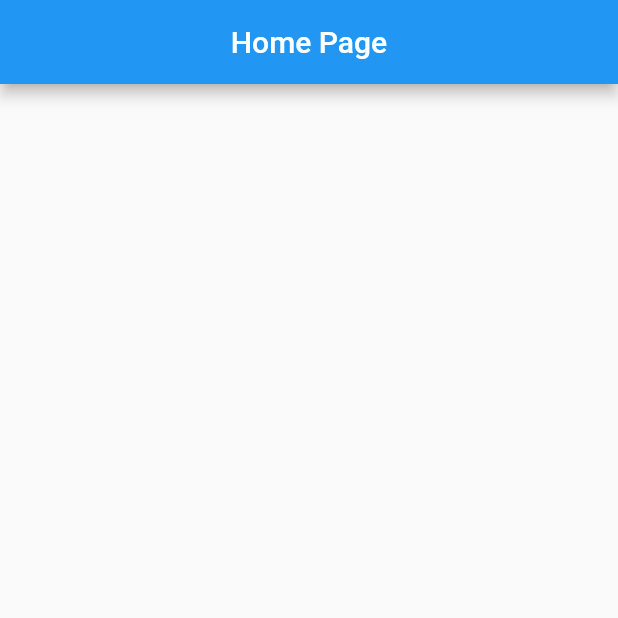
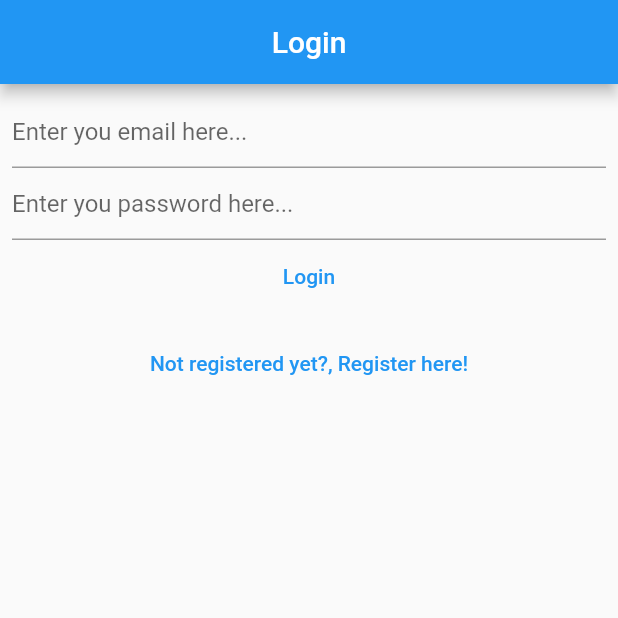
Before and after one commit to 0samaAli2022/bloc_state_management, a Flutter app: the screen it shows after launch, on a phone screen of 412 x 824 dp, the top half of it. Run offline on Flutter 3.47's test engine with Material 2 defaults, Android fonts, the phone set to English and light mode, and no system bars; our stand-ins replace firebase_auth, firebase_core, firebase_storage, flutter_bloc, flutter_hooks, image_picker; missing offline and left inert: firebase_app_check; accounts and stored records are empty.

Commit message:
step-6 added UI

```diff
--- /dev/null
+++ b/lib/extensions/if_dubugging.dart
@@ -0,0 +1,5 @@
+import 'package:flutter/foundation.dart' show kDebugMode;
+
+extension IfDebugging on String {
+  String? get ifDebugging => kDebugMode ? this : null;
+}
--- /dev/null
+++ b/lib/loading/loading_screen_controller.dart
@@ -0,0 +1,15 @@
+import 'package:flutter/foundation.dart' show immutable;
+
+typedef CloseLoadingScreen = bool Function();
+typedef UpdateLoadingScreen = bool Function(String text);
+
+@immutable
+class LoadingScreenController {
+  final CloseLoadingScreen close;
+  final UpdateLoadingScreen update;
+
+  const LoadingScreenController({
+    required this.close,
+    required this.update,
+  });
+}
--- a/lib/main.dart
+++ b/lib/main.dart
@@ -1,4 +1,6 @@
 import 'package:bloc_state_management/firebase_options.dart';
+import 'package:bloc_state_management/views/app.dart';
+import 'package:firebase_app_check/firebase_app_check.dart';
 import 'package:flutter/material.dart';
 import 'package:firebase_core/firebase_core.dart';
 
@@ -7,37 +9,16 @@ void main() async {
   await Firebase.initializeApp(
     options: DefaultFirebaseOptions.currentPlatform,
   );
+  await FirebaseAppCheck.instance.activate(
+    webRecaptchaSiteKey: 'recaptcha-v3-site-key',
+    // Default provider for Android is the Play Integrity provider. You can use the "AndroidProvider" enum to choose
+    // your preferred provider. Choose from:
+    // 1. debug provider
+    // 2. safety net provider
+    // 3. play integrity provider
+    androidProvider: AndroidProvider.debug,
+  );
   runApp(
     const App(),
   );
 }
-
-class App extends StatelessWidget {
-  const App({
-    super.key,
-  });
-
-  @override
-  Widget build(BuildContext context) {
-    return MaterialApp(
-      title: 'bloc_state_management',
-      theme: ThemeData(primarySwatch: Colors.blue),
-      debugShowCheckedModeBanner: false,
-      home: const HomePage(),
-    );
-  }
-}
-
-class HomePage extends StatelessWidget {
-  const HomePage({super.key});
-
-  @override
-  Widget build(BuildContext context) {
-    return Scaffold(
-      appBar: AppBar(
-        title: const Text('Home Page'),
-        centerTitle: true,
-      ),
-    );
-  }
-}
--- /dev/null
+++ b/lib/views/app.dart
@@ -0,0 +1,65 @@
+import 'package:flutter/material.dart';
+import 'package:flutter_bloc/flutter_bloc.dart';
+import 'package:bloc_state_management/bloc/app_bloc.dart';
+import 'package:bloc_state_management/bloc/app_event.dart';
+import 'package:bloc_state_management/bloc/app_state.dart';
+import 'package:bloc_state_management/dialogs/show_auth_error.dart';
+import 'package:bloc_state_management/loading/loading_screen.dart';
+import 'package:bloc_state_management/views/login_view.dart';
+import 'package:bloc_state_management/views/photo_gallery_view.dart';
+import 'package:bloc_state_management/views/register_view.dart';
+
+class App extends StatelessWidget {
+  const App({
+    Key? key,
+  }) : super(key: key);
+
+  @override
+  Widget build(BuildContext context) {
+    return BlocProvider<AppBloc>(
+      create: (_) => AppBloc()
+        ..add(
+          const AppEventInitialize(),
+        ),
+      child: MaterialApp(
+        title: 'Photo Library',
+        theme: ThemeData(
+          primarySwatch: Colors.blue,
+        ),
+        debugShowCheckedModeBanner: false,
+        home: BlocConsumer<AppBloc, AppState>(
+          listener: (context, appState) {
+            if (appState.isLoading) {
+              LoadingScreen.instance().show(
+                context: context,
+                text: 'Loading...',
+              );
+            } else {
+              LoadingScreen.instance().hide();
+            }
+
+            final authError = appState.authError;
+            if (authError != null) {
+              showAuthError(
+                authError: authError,
+                context: context,
+              );
+            }
+          },
+          builder: (context, appState) {
+            if (appState is AppStateLoggedOut) {
+              return const LoginView();
+            } else if (appState is AppStateLoggedIn) {
+              return const PhotoGalleryView();
+            } else if (appState is AppStateInRegisterationView) {
+              return const RegisterView();
+            } else {
+              // this should never happen
+              return Container();
+            }
+          },
+        ),
+      ),
+    );
+  }
+}
--- /dev/null
+++ b/lib/views/login_view.dart
@@ -0,0 +1,71 @@
+import 'package:bloc_state_management/bloc/app_bloc.dart';
+import 'package:bloc_state_management/bloc/app_event.dart';
+import 'package:bloc_state_management/extensions/if_dubugging.dart';
+import 'package:flutter/material.dart';
+import 'package:flutter_bloc/flutter_bloc.dart';
+import 'package:flutter_hooks/flutter_hooks.dart';
+
+class LoginView extends HookWidget {
+  const LoginView({super.key});
+  @override
+  Widget build(BuildContext context) {
+    final emailController =
+        useTextEditingController(text: 'osama@gmail.com'.ifDebugging);
+    final passwordController =
+        useTextEditingController(text: '12345678'.ifDebugging);
+    return Scaffold(
+      appBar: AppBar(
+        title: const Text('Login'),
+        centerTitle: true,
+      ),
+      body: Padding(
+        padding: const EdgeInsets.all(8.0),
+        child: Column(
+          crossAxisAlignment: CrossAxisAlignment.center,
+          children: [
+            TextField(
+              controller: emailController,
+              keyboardType: TextInputType.emailAddress,
+              keyboardAppearance: Brightness.dark,
+              decoration: const InputDecoration(
+                hintText: 'Enter you email here...',
+              ),
+            ),
+            TextField(
+              controller: passwordController,
+              keyboardAppearance: Brightness.dark,
+              obscureText: true,
+              decoration: const InputDecoration(
+                hintText: 'Enter you password here...',
+              ),
+            ),
+            TextButton(
+              onPressed: () {
+                final email = emailController.text;
+                final password = passwordController.text;
+                context.read<AppBloc>().add(
+                      AppEventLogIn(
+                        email: email,
+                        password: password,
+                      ),
+                    );
+              },
+              child: const Text('Login'),
+            ),
+            const SizedBox(
+              height: 10,
+            ),
+            TextButton(
+              onPressed: () {
+                context.read<AppBloc>().add(
+                      const AppEventGoToRegistration(),
+                    );
+              },
+              child: const Text('Not registered yet?, Register here!'),
+            ),
+          ],
+        ),
+      ),
+    );
+  }
+}
--- a/pubspec.yaml
+++ b/pubspec.yaml
@@ -44,6 +44,7 @@ dependencies:
   firebase_auth: ^4.4.1
   image_picker: ^0.8.7+2
   uuid: ^3.0.7
+  firebase_app_check: ^0.1.2+1
 
 dev_dependencies:
   flutter_test:
```
Also changed, not shown: lib/dialogs/delete_account_dialog.dart (added, +19 -0 lines), lib/dialogs/generic_dialog.dart (added, +34 -0 lines), lib/dialogs/log_out_dialog.dart (added, +16 -0 lines), lib/dialogs/show_auth_error.dart (added, +17 -0 lines), lib/loading/loading_screen.dart (added, +104 -0 lines), lib/views/main_popup_menu_button.dart (added, +50 -0 lines), lib/views/photo_gallery_view.dart (added, +56 -0 lines), lib/views/register_view.dart (added, +71 -0 lines), lib/views/storage_image_view.dart (added, +33 -0 lines), pubspec.lock, 1 other file.
